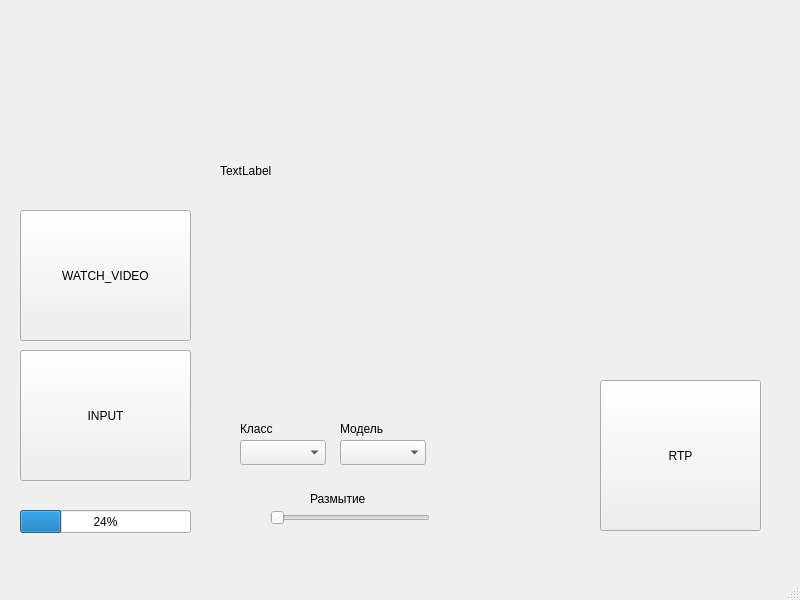
Qt form sneaky_face/mainwindow.ui (TawerkaQQ/sneaky-face) before a commit.
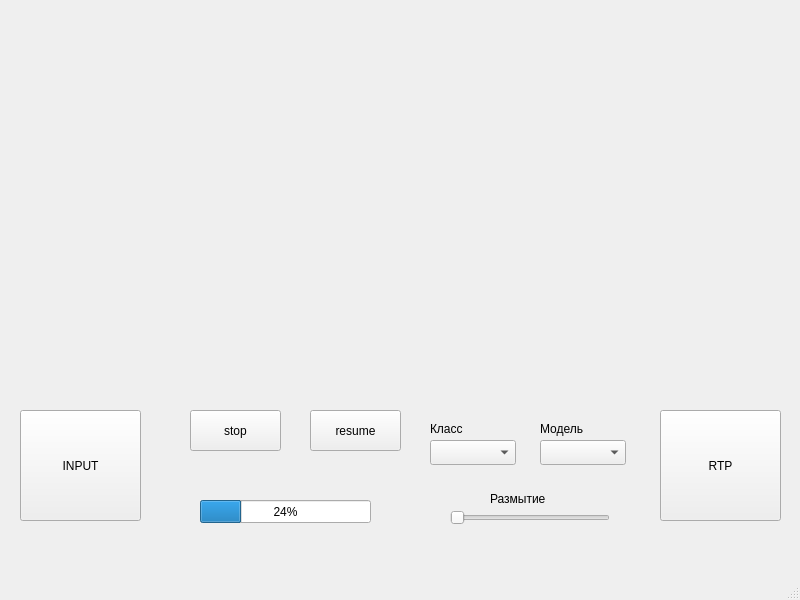
The same form after that commit.

```diff
--- a/sneaky_face/mainwindow.ui
+++ b/sneaky_face/mainwindow.ui
@@ -18,9 +18,9 @@
     <property name="geometry">
      <rect>
       <x>20</x>
-      <y>350</y>
-      <width>171</width>
-      <height>131</height>
+      <y>410</y>
+      <width>121</width>
+      <height>111</height>
      </rect>
     </property>
     <property name="text">
@@ -30,7 +30,7 @@
    <widget class="QComboBox" name="comboBox">
     <property name="geometry">
      <rect>
-      <x>240</x>
+      <x>430</x>
       <y>440</y>
       <width>86</width>
       <height>25</height>
@@ -40,7 +40,7 @@
    <widget class="QLabel" name="label">
     <property name="geometry">
      <rect>
-      <x>240</x>
+      <x>430</x>
       <y>420</y>
       <width>67</width>
       <height>17</height>
@@ -53,7 +53,7 @@
    <widget class="QLabel" name="label_2">
     <property name="geometry">
      <rect>
-      <x>340</x>
+      <x>540</x>
       <y>420</y>
       <width>67</width>
       <height>17</height>
@@ -66,7 +66,7 @@
    <widget class="QComboBox" name="comboBox_2">
     <property name="geometry">
      <rect>
-      <x>340</x>
+      <x>540</x>
       <y>440</y>
       <width>86</width>
       <height>25</height>
@@ -76,7 +76,7 @@
    <widget class="QSlider" name="horizontalSlider">
     <property name="geometry">
      <rect>
-      <x>270</x>
+      <x>450</x>
       <y>510</y>
       <width>160</width>
       <height>16</height>
@@ -89,7 +89,7 @@
    <widget class="QLabel" name="label_3">
     <property name="geometry">
      <rect>
-      <x>310</x>
+      <x>490</x>
       <y>490</y>
       <width>81</width>
       <height>17</height>
@@ -102,8 +102,8 @@
    <widget class="QProgressBar" name="progressBar">
     <property name="geometry">
      <rect>
-      <x>20</x>
-      <y>510</y>
+      <x>200</x>
+      <y>500</y>
       <width>171</width>
       <height>23</height>
      </rect>
@@ -112,26 +112,13 @@
      <number>24</number>
     </property>
    </widget>
-   <widget class="QPushButton" name="pushButton2">
-    <property name="geometry">
-     <rect>
-      <x>20</x>
-      <y>210</y>
-      <width>171</width>
-      <height>131</height>
-     </rect>
-    </property>
-    <property name="text">
-     <string>WATCH_VIDEO</string>
-    </property>
-   </widget>
    <widget class="QPushButton" name="pushButton_2">
     <property name="geometry">
      <rect>
-      <x>600</x>
-      <y>380</y>
-      <width>161</width>
-      <height>151</height>
+      <x>660</x>
+      <y>410</y>
+      <width>121</width>
+      <height>111</height>
      </rect>
     </property>
     <property name="text">
@@ -141,14 +128,40 @@
    <widget class="QLabel" name="label_4">
     <property name="geometry">
      <rect>
-      <x>220</x>
-      <y>20</y>
-      <width>551</width>
-      <height>301</height>
+      <x>150</x>
+      <y>30</y>
+      <width>431</width>
+      <height>281</height>
      </rect>
     </property>
     <property name="text">
-     <string>TextLabel</string>
+     <string/>
+    </property>
+   </widget>
+   <widget class="QPushButton" name="stop_button">
+    <property name="geometry">
+     <rect>
+      <x>190</x>
+      <y>410</y>
+      <width>91</width>
+      <height>41</height>
+     </rect>
+    </property>
+    <property name="text">
+     <string>stop</string>
+    </property>
+   </widget>
+   <widget class="QPushButton" name="resumeButton">
+    <property name="geometry">
+     <rect>
+      <x>310</x>
+      <y>410</y>
+      <width>91</width>
+      <height>41</height>
+     </rect>
+    </property>
+    <property name="text">
+     <string>resume</string>
     </property>
    </widget>
   </widget>
```
